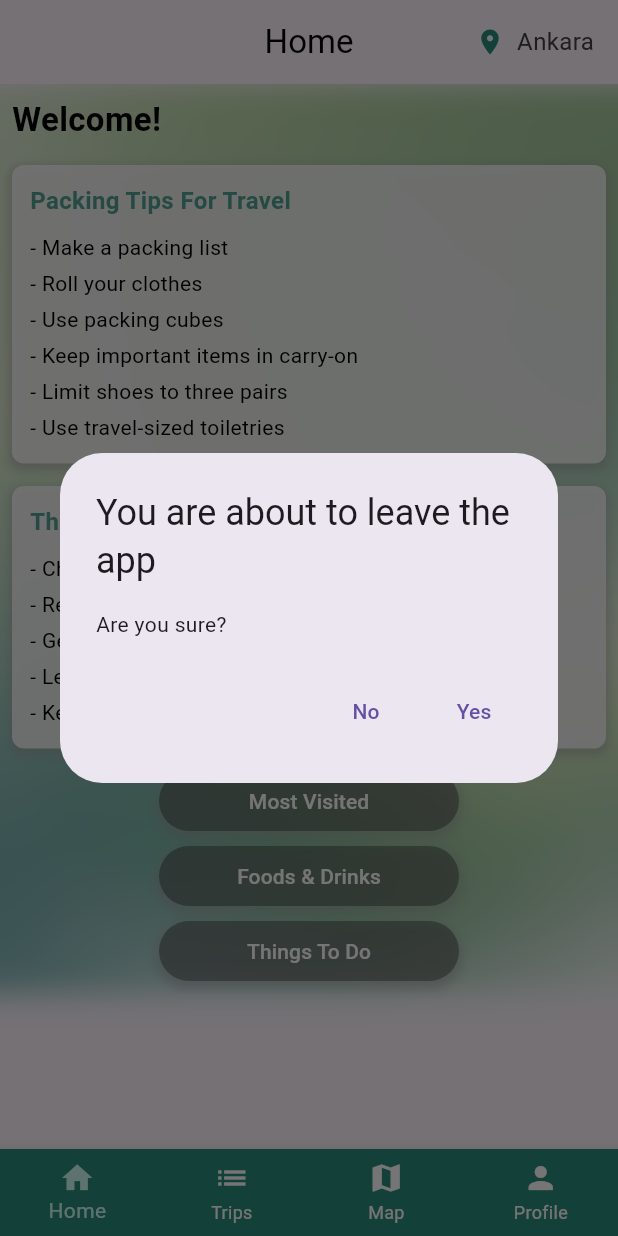
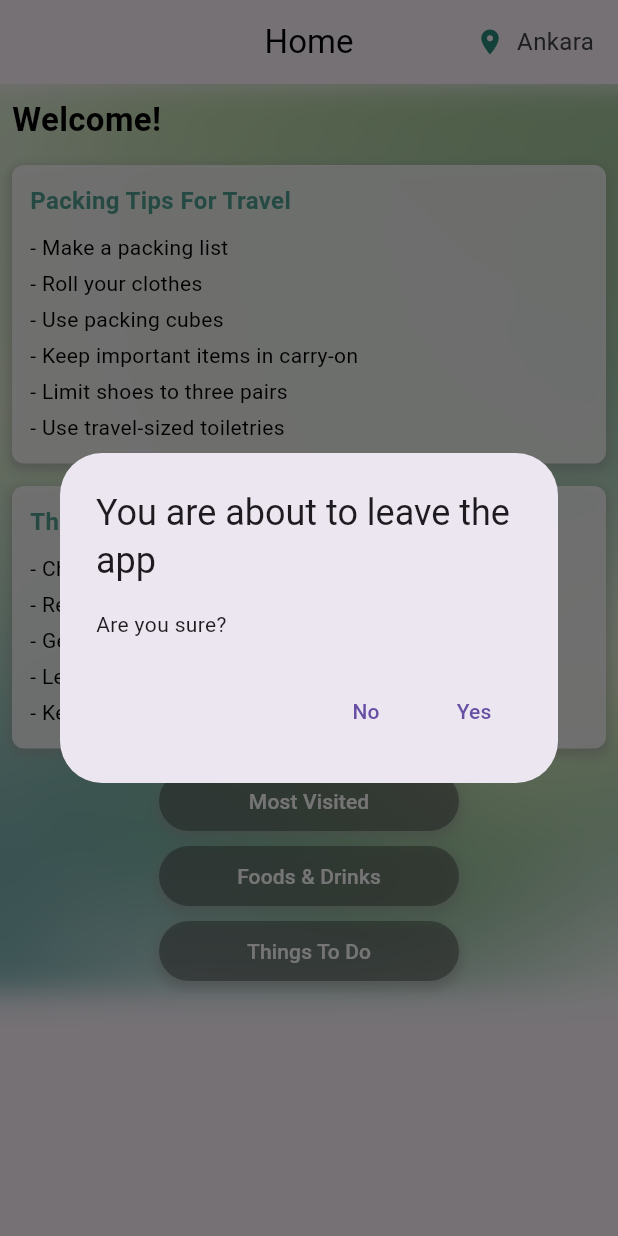
Before and after one commit to dmbatmazz/DiscoverEase, a Flutter app: the HomePage screen opened directly, after a tap on "Most Visited", on a phone screen of 412 x 824 dp. Run offline on Flutter 3.47's test engine with Material 3 defaults, Android fonts, the phone set to English and light mode, and no system bars; our stand-ins replace chat_bubbles, firebase_auth, firebase_core, flip_card, flutter_rating_stars, flutter_riverpod and 3 more; missing offline and left inert: fab_circular_menu, flutter_polyline_points; accounts and stored records are empty.

```diff
--- a/discover_ease/lib/screens/home_screen.dart
+++ b/discover_ease/lib/screens/home_screen.dart
@@ -13,6 +13,7 @@ class HomePage extends StatefulWidget {
   const HomePage({super.key});
 
   @override
+  // ignore: library_private_types_in_public_api
   _HomePageState createState() => _HomePageState();
 }
 
@@ -20,12 +21,13 @@ class _HomePageState extends State<HomePage> {
   int _selectedIndex = 0;
 
   final List<Widget> _pages = [
-    HomeScreen(),
+    const HomeScreen(),
     TripPlanPage(),
     const GoogleMaps(),
     const Profile()
   ];
 
+  // ignore: unused_element
   void _onItemTapped(int index) {
     setState(() {
       _selectedIndex = index;
@@ -36,20 +38,22 @@ class _HomePageState extends State<HomePage> {
   Widget build(BuildContext context) {
     return Scaffold(
       body: _pages[_selectedIndex],
-      bottomNavigationBar: BottomNavBar(
+      /*bottomNavigationBar: BottomNavBar(
         currentIndex: _selectedIndex,
         onTap: _onItemTapped,
-      ),
+      ),*/
     );
   }
 }
 
 class HomeScreen extends StatelessWidget {
+  const HomeScreen({super.key});
+
   @override
   Widget build(BuildContext context) {
     return Scaffold(
       appBar: AppBar(
-        title: Text(
+        title: const Text(
           'Home',
           style: TextStyle(
             color: Colors.black,
@@ -59,12 +63,12 @@ class HomeScreen extends StatelessWidget {
         actions: [
           Row(
             children: [
-              Icon(
+              const Icon(
                 Icons.location_on,
                 color: Color.fromARGB(255, 42, 140, 122),
                 size: 20,
               ),
-              SizedBox(width: 8),
+              const SizedBox(width: 8),
               Text(
                 'Ankara',
                 textAlign: TextAlign.center,
@@ -73,7 +77,7 @@ class HomeScreen extends StatelessWidget {
                   fontSize: 16,
                 ),
               ),
-              SizedBox(width: 16),
+              const SizedBox(width: 16),
             ],
           ),
         ],
@@ -102,7 +106,7 @@ class HomeScreen extends StatelessWidget {
               child: Column(
                 crossAxisAlignment: CrossAxisAlignment.start,
                 children: [
-                  Align(
+                  const Align(
                     alignment: Alignment.centerLeft,
                     child: Text(
                       'Welcome!',
@@ -113,10 +117,10 @@ class HomeScreen extends StatelessWidget {
                       ),
                     ),
                   ),
-                  SizedBox(height: 15),
+                  const SizedBox(height: 15),
                   travelBox(
                     'Packing Tips For Travel',
-                    Color.fromARGB(255, 42, 140, 122).withOpacity(0.8),
+                    const Color.fromARGB(255, 42, 140, 122).withOpacity(0.8),
                     [
                       'Make a packing list',
                       'Roll your clothes',
@@ -126,10 +130,10 @@ class HomeScreen extends StatelessWidget {
                       'Use travel-sized toiletries'
                     ],
                   ),
-                  SizedBox(height: 15),
+                  const SizedBox(height: 15),
                   travelBox(
                     'Things to Consider When Traveling Abroad',
-                    Color.fromARGB(255, 42, 140, 122).withOpacity(0.8),
+                    const Color.fromARGB(255, 42, 140, 122).withOpacity(0.8),
                     [
                       'Check passport validity',
                       'Research visa requirements',
@@ -138,7 +142,7 @@ class HomeScreen extends StatelessWidget {
                       'Keep copies of important documents'
                     ],
                   ),
-                  SizedBox(height: 15),
+                  const SizedBox(height: 15),
                   Center(
                     child: Column(
                       mainAxisAlignment: MainAxisAlignment.center,
@@ -152,7 +156,7 @@ class HomeScreen extends StatelessWidget {
                                 color: Colors.grey.withOpacity(0.5),
                                 spreadRadius: 2,
                                 blurRadius: 5,
-                                offset: Offset(0, 3),
+                                offset: const Offset(0, 3),
                               ),
                             ],
                             borderRadius: BorderRadius.circular(20),
@@ -166,13 +170,13 @@ class HomeScreen extends StatelessWidget {
                                 borderRadius: BorderRadius.circular(20),
                               ),
                             ),
-                            child: Text(
+                            child: const Text(
                               'Most Visited',
                               style: TextStyle(color: Colors.white),
                             ),
                           ),
                         ),
-                        SizedBox(height: 10),
+                        const SizedBox(height: 10),
                         Container(
                           width: 200,
                           height: 40,
@@ -182,7 +186,7 @@ class HomeScreen extends StatelessWidget {
                                 color: Colors.grey.withOpacity(0.5),
                                 spreadRadius: 2,
                                 blurRadius: 5,
-                                offset: Offset(0, 3),
+                                offset: const Offset(0, 3),
                               ),
                             ],
                             borderRadius: BorderRadius.circular(20),
@@ -196,13 +200,13 @@ class HomeScreen extends StatelessWidget {
                                 borderRadius: BorderRadius.circular(20),
                               ),
                             ),
-                            child: Text(
+                            child: const Text(
                               'Foods & Drinks',
                               style: TextStyle(color: Colors.white),
                             ),
                           ),
                         ),
-                        SizedBox(height: 10),
+                        const SizedBox(height: 10),
                         Container(
                           width: 200,
                           height: 40,
@@ -212,7 +216,7 @@ class HomeScreen extends StatelessWidget {
                                 color: Colors.grey.withOpacity(0.5),
                                 spreadRadius: 2,
                                 blurRadius: 5,
-                                offset: Offset(0, 3),
+                                offset: const Offset(0, 3),
                               ),
                             ],
                             borderRadius: BorderRadius.circular(20),
@@ -226,7 +230,7 @@ class HomeScreen extends StatelessWidget {
                                 borderRadius: BorderRadius.circular(20),
                               ),
                             ),
-                            child: Text(
+                            child: const Text(
                               'Things To Do',
                               style: TextStyle(color: Colors.white),
                             ),
@@ -247,7 +251,7 @@ class HomeScreen extends StatelessWidget {
   Widget travelBox(String title, Color color, List<String> content) {
     return Container(
       width: double.infinity,
-      padding: EdgeInsets.all(12),
+      padding: const EdgeInsets.all(12),
       decoration: BoxDecoration(
         color: Colors.white.withOpacity(0.8), // Arka plan renginde opacity
         borderRadius: BorderRadius.circular(8),
@@ -256,7 +260,7 @@ class HomeScreen extends StatelessWidget {
             color: Colors.grey.withOpacity(0.5),
             spreadRadius: 2,
             blurRadius: 5,
-            offset: Offset(0, 3),
+            offset: const Offset(0, 3),
           ),
         ],
       ),
@@ -271,13 +275,13 @@ class HomeScreen extends StatelessWidget {
               fontWeight: FontWeight.bold,
             ),
           ),
-          SizedBox(height: 8),
+          const SizedBox(height: 8),
           for (var item in content)
             Padding(
               padding: const EdgeInsets.symmetric(vertical: 2.0),
               child: Text(
                 '- $item',
-                style: TextStyle(
+                style: const TextStyle(
                   color: Colors.black,
                   fontSize: 14,
                 ),
@@ -293,17 +297,17 @@ class HomeScreen extends StatelessWidget {
       context: context,
       builder: (BuildContext context) {
         return AlertDialog(
-          title: Text('You are about to leave the app'),
-          content: Text('Are you sure?'),
+          title: const Text('You are about to leave the app'),
+          content: const Text('Are you sure?'),
           actions: <Widget>[
             TextButton(
-              child: Text('No'),
+              child: const Text('No'),
               onPressed: () {
                 Navigator.of(context).pop();
               },
             ),
             TextButton(
-              child: Text('Yes'),
+              child: const Text('Yes'),
               onPressed: () {
                 Navigator.of(context).pop();
                 _launchURL(url);
```
Also changed, not shown: discover_ease/lib/pages/entry_page.dart (+20 -13 lines), discover_ease/lib/pages/google_mapspage.dart (+0 -10 lines).
